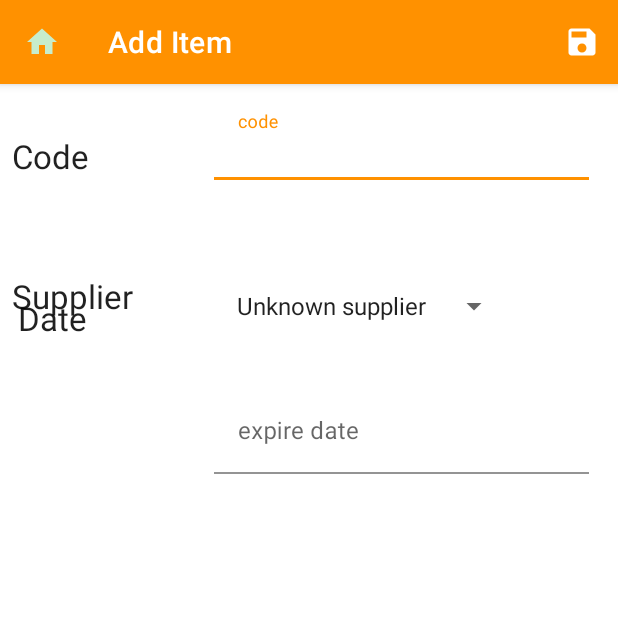
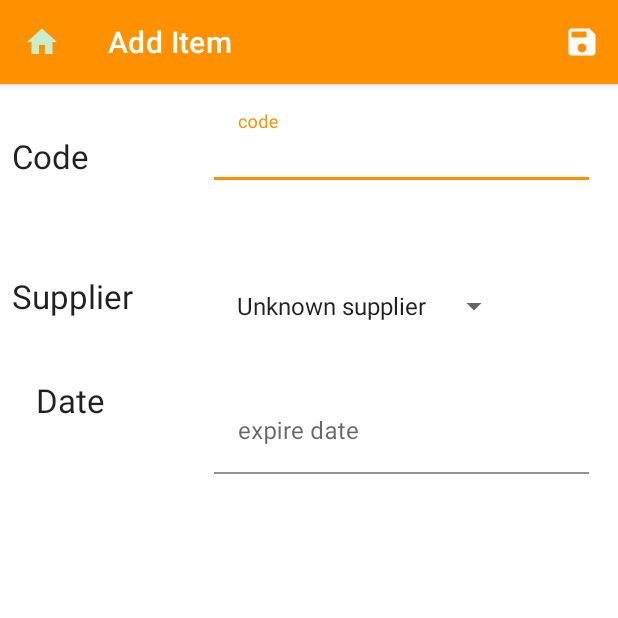
Before and after one commit to samsofa/ExpiredHelper, an Android app: the AddEditItemActivity screen opened directly, with no data from a screen before it, on a phone screen of 412 x 824 dp, the top half of it. Run offline under Robolectric (Android 15) with nearby library versions, the phone set to English and light mode, and no system bars; our stand-ins replace Room's generated code.

Commit message:
right_until_now

```diff
--- a/app/src/main/res/layout/activity_add_edit_item.xml
+++ b/app/src/main/res/layout/activity_add_edit_item.xml
@@ -92,15 +92,13 @@
     android:id="@+id/textView5"
     android:layout_width="wrap_content"
     android:layout_height="wrap_content"
-    android:layout_marginStart="4dp"
+    android:layout_marginStart="16dp"
 
     android:layout_marginTop="40dp"
     android:text="Date"
     android:textAppearance="@style/TextAppearance.AppCompat.Large"
-    app:layout_constraintBottom_toBottomOf="@+id/textView4"
     app:layout_constraintStart_toStartOf="parent"
-    app:layout_constraintTop_toBottomOf="@+id/textView4"
-    app:layout_constraintVertical_bias="0.0" />
+    app:layout_constraintTop_toBottomOf="@+id/textView4" />
 
   <androidx.constraintlayout.widget.Barrier
     android:id="@+id/barrier4"
```
